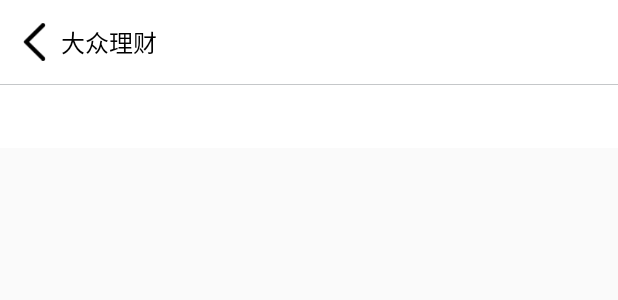
After one commit to btbDriver/PublicFinance, an Android app: the layout fragment_public_finance.xml on its own in the app's theme, with its tools: preview values and no code run, on a phone screen of 412 x 824 dp. The commit adds this screen. Shown: the top 300 px of the screen. Run offline under Robolectric (Android 15) with nearby library versions, the phone set to English and light mode, and no system bars.

Commit message:
添加侧导栏大众理财UI

```diff
--- /dev/null
+++ b/app/src/main/res/layout/fragment_public_finance.xml
@@ -0,0 +1,42 @@
+<LinearLayout xmlns:android="http://schemas.android.com/apk/res/android"
+    xmlns:tools="http://schemas.android.com/tools"
+    xmlns:app="http://schemas.android.com/apk/res-auto"
+    android:layout_width="match_parent"
+    android:layout_height="match_parent"
+    android:orientation="vertical"
+    >
+
+    <com.drive.finance.widget.SimpleTitleBar
+        android:id="@+id/simpleTitleBar"
+        android:layout_width="match_parent"
+        android:layout_height="wrap_content"
+        app:titleBar_content="大众理财"
+        />
+
+    <View
+        android:layout_width="match_parent"
+        android:layout_height="1px"
+        android:background="@color/lineColor"
+        />
+
+    <android.support.design.widget.TabLayout
+        android:id="@+id/publicFinanceTabLayout"
+        android:layout_width="match_parent"
+        android:layout_height="42dp"
+        android:background="@android:color/white"
+        app:tabBackground="?attr/selectableItemBackgroundBorderless"
+        app:tabIndicatorHeight="0dp"
+        app:tabMode="fixed"
+        app:tabSelectedTextColor="#ff028bf3"
+        app:tabTextColor="@android:color/black"
+        app:tabTextAppearance = "@style/tabLayoutTextSize"
+        />
+
+    <android.support.v4.view.ViewPager
+        android:id="@+id/viewPager"
+        android:layout_width="match_parent"
+        android:layout_height="wrap_content"
+        android:overScrollMode="never"
+        />
+
+</LinearLayout>
```
Also changed, not shown: app/src/main/java/com/drive/finance/MainActivity.kt (+2 -5 lines), app/src/main/java/com/drive/finance/ui/drawer/PublicFinanceFragment.kt (added, +52 -0 lines).
